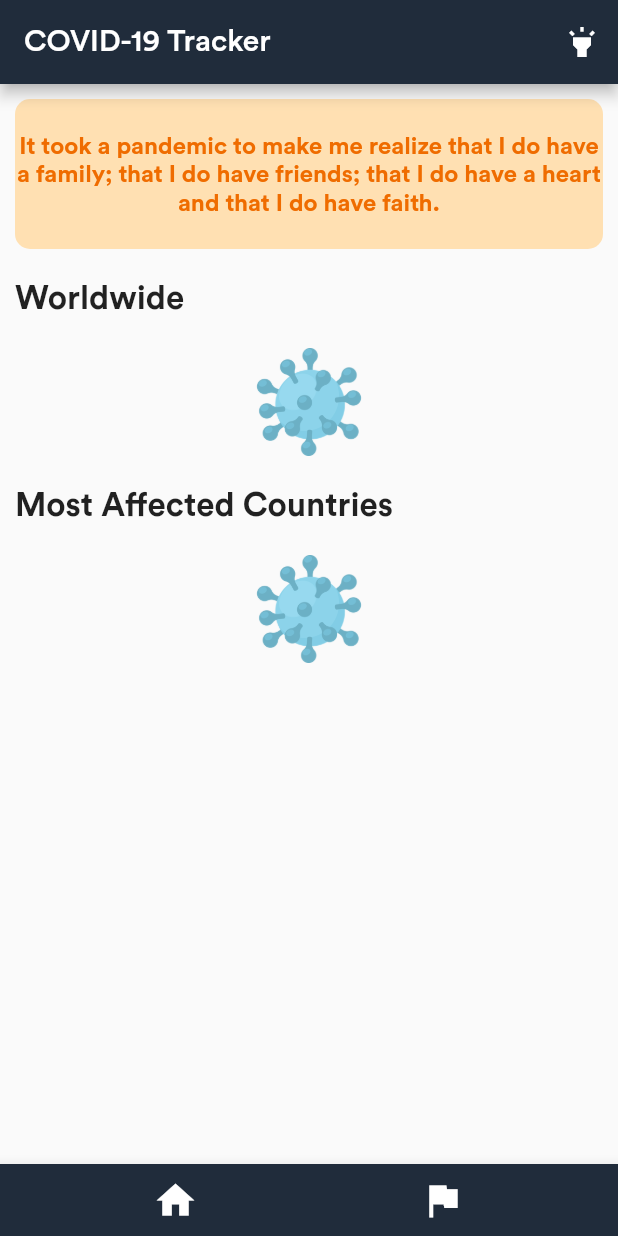
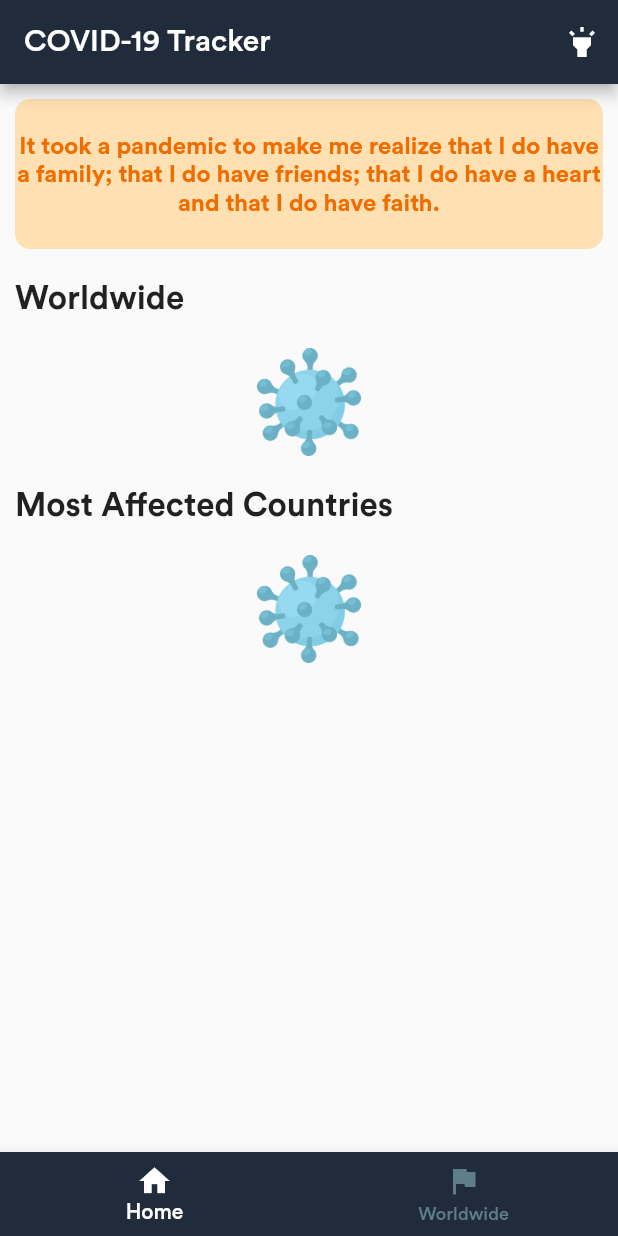
Before and after one commit to darsshanNair/CoronaTrack, a Flutter app: the screen it shows after launch, on a phone screen of 412 x 824 dp. Run offline on Flutter 3.47's test engine with Material 2 defaults, Android fonts, the phone set to English and light mode, and no system bars; our stand-ins replace tuple; network calls fail.

Commit message:
Update BottomAppBar to BottomNavigation bar for Widget aptness

```diff
--- a/lib/views/HomeView.dart
+++ b/lib/views/HomeView.dart
@@ -13,7 +13,11 @@ class HomeView extends StatefulWidget {
 }
 
 class _HomeViewState extends State<HomeView> {
-  bool _isDisplayHomePage = true;
+  int _currentIndex = 0;
+  final List<Widget> tabList = [
+    GeneralView(),
+    CountriesView(),
+  ];
 
   @override
   Widget build(BuildContext context) {
@@ -34,44 +38,29 @@ class _HomeViewState extends State<HomeView> {
         title: Text(AppStrings.appName),
         centerTitle: false,
       ),
-      bottomNavigationBar: BottomAppBar(
-        color: AppColors.primaryBlack,
-        child: Container(
-          child: Row(
-            mainAxisSize: MainAxisSize.max,
-            mainAxisAlignment: MainAxisAlignment.spaceAround,
-            children: <Widget>[
-              IconButton(
-                iconSize: 30.0,
-                padding: EdgeInsets.only(left: 28.0),
-                icon: Icon(
-                  Icons.home,
-                  color: Colors.white,
-                ),
-                onPressed: () {
-                  setState(() {
-                    _isDisplayHomePage = true;
-                  });
-                },
-              ),
-              IconButton(
-                iconSize: 30.0,
-                padding: EdgeInsets.only(right: 28.0),
-                icon: Icon(
-                  Icons.flag,
-                  color: Colors.white,
-                ),
-                onPressed: () {
-                  setState(() {
-                    _isDisplayHomePage = false;
-                  });
-                },
-              ),
-            ],
+      bottomNavigationBar: BottomNavigationBar(
+        currentIndex: _currentIndex,
+        type: BottomNavigationBarType.fixed,
+        selectedItemColor: Colors.white,
+        unselectedItemColor: Colors.blueGrey,
+        backgroundColor: AppColors.primaryBlack,
+        items: [
+          BottomNavigationBarItem(
+            icon: Icon(Icons.home),
+            title: Text(AppStrings.home),
           ),
-        ),
+          BottomNavigationBarItem(
+            icon: Icon(Icons.flag),
+            title: Text(AppStrings.worldWide),
+          ),
+        ],
+        onTap: (index) {
+          setState(() {
+            _currentIndex = index;
+          });
+        },
       ),
-      body: _isDisplayHomePage ? GeneralView() : CountriesView(),
+      body: tabList[_currentIndex],
     );
   }
 }
```
